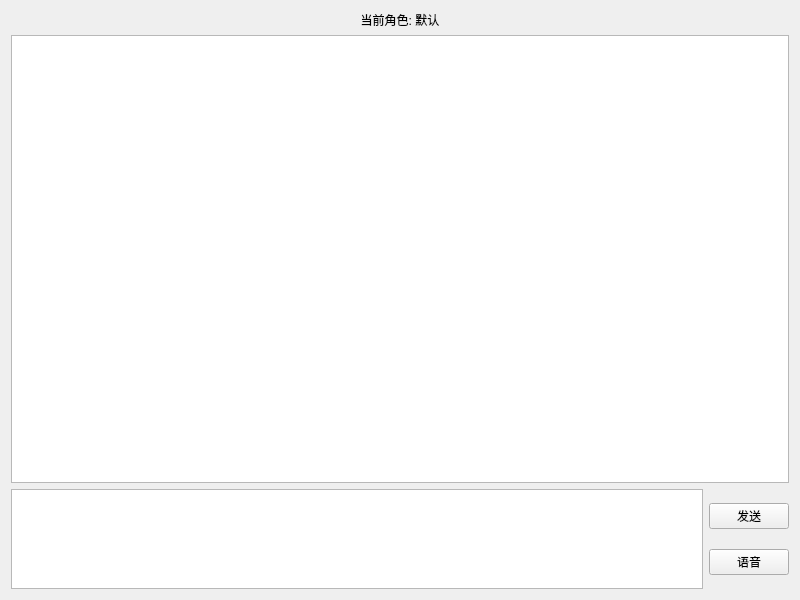
First picture: the form in src/ui/chatwindow.ui, repository Cuber-Wei/SuSG2025-KylinAiAssistant, before the edit.
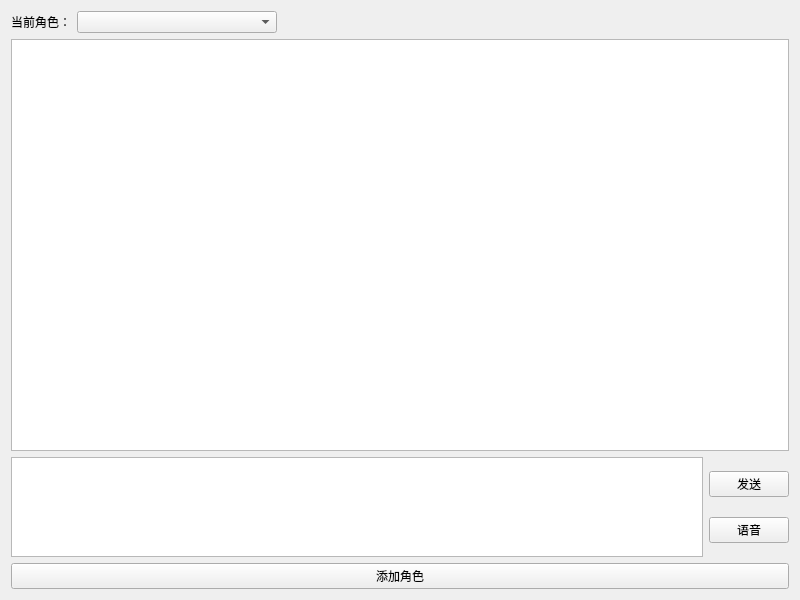
Second picture: the form after the edit.

Commit message: checkpoint: 添加角色对话框

```diff
--- a/src/ui/chatwindow.ui
+++ b/src/ui/chatwindow.ui
@@ -15,14 +15,38 @@
   </property>
   <layout class="QVBoxLayout" name="verticalLayout">
    <item>
+    <layout class="QHBoxLayout" name="horizontalLayout_2">
+     <item>
     <widget class="QLabel" name="roleLabel">
      <property name="text">
-      <string>当前角色: 默认</string>
-     </property>
-     <property name="alignment">
-      <set>Qt::AlignCenter</set>
-     </property>
-    </widget>
+        <string>当前角色：</string>
+       </property>
+      </widget>
+     </item>
+     <item>
+      <widget class="QComboBox" name="roleComboBox">
+       <property name="minimumSize">
+        <size>
+         <width>200</width>
+         <height>0</height>
+        </size>
+       </property>
+      </widget>
+     </item>
+     <item>
+      <spacer name="horizontalSpacer">
+       <property name="orientation">
+        <enum>Qt::Horizontal</enum>
+       </property>
+       <property name="sizeHint" stdset="0">
+        <size>
+         <width>40</width>
+         <height>20</height>
+        </size>
+       </property>
+      </spacer>
+     </item>
+    </layout>
    </item>
    <item>
     <widget class="QTextEdit" name="chatDisplay">
@@ -63,6 +87,13 @@
      </item>
     </layout>
    </item>
+   <item>
+    <widget class="QPushButton" name="addRoleButton">
+     <property name="text">
+      <string>添加角色</string>
+     </property>
+    </widget>
+   </item>
   </layout>
  </widget>
  <resources/>
```
Lines whose indentation alone changed are shown as unchanged. The commit also changes 16 other files.
